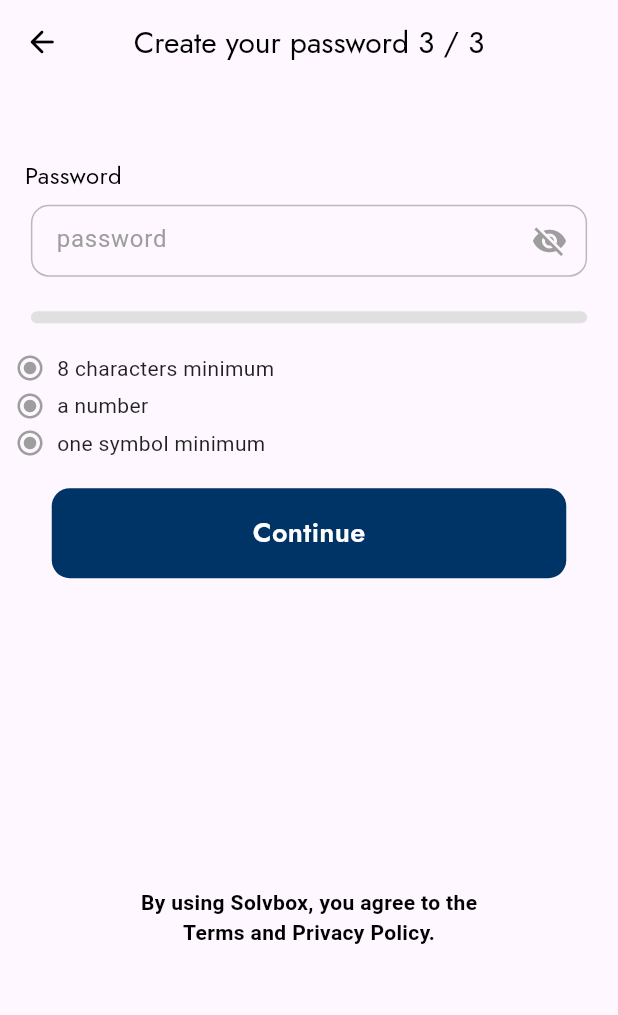
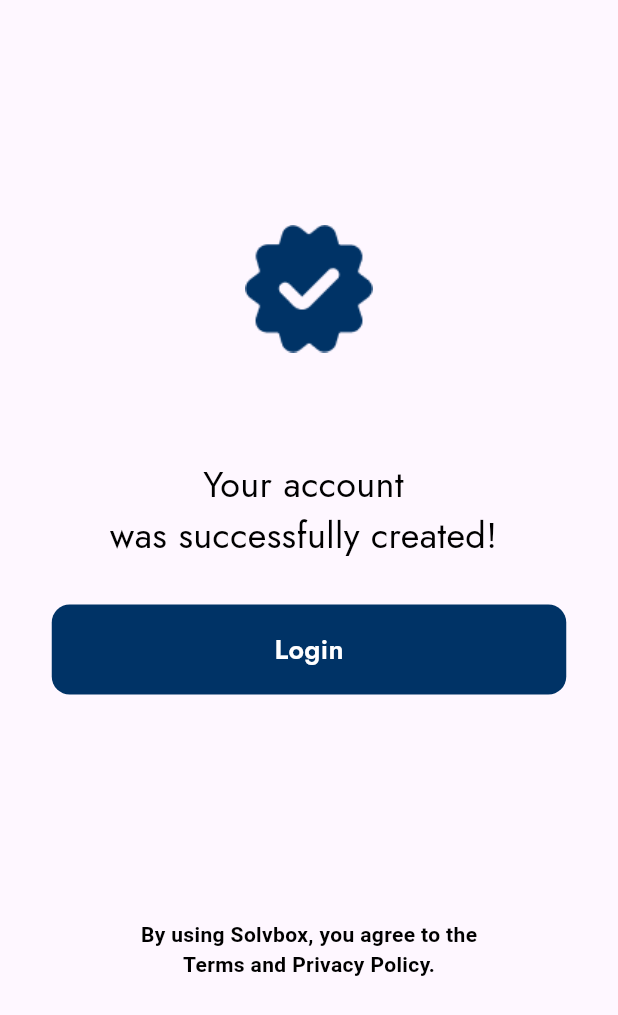
Before and after one commit to asifnawaz077/team_work_project, a Flutter app: the SignupView4 screen opened directly, after a tap on "Continue", on a phone screen of 412 x 824 dp. Shown: the top 1015 px of the screen. Run offline on Flutter 3.47's test engine with Material 3 defaults, Android fonts, the phone set to English and light mode, and no system bars; our stand-ins replace google_fonts.

Commit message:
signup_view_5_Done

```diff
--- a/lib/View/Auth_View/SignUpViews/signup_view_4.dart
+++ b/lib/View/Auth_View/SignUpViews/signup_view_4.dart
@@ -3,6 +3,7 @@ import 'package:google_fonts/google_fonts.dart';
 import 'package:team_work_project/Controller/constentes/blue_button/blue_button_widget.dart';
 import 'package:team_work_project/Controller/icon_buttons/arrow_back_icon.dart';
 import 'package:team_work_project/Controller/text_comp/text_component.dart';
+import 'package:team_work_project/View/Auth_View/SignUpViews/signup_view_5.dart';
 
 class SignupView4 extends StatefulWidget {
   SignupView4({super.key});
@@ -119,7 +120,12 @@ class _SignupView4State extends State<SignupView4> {
               ],
             ),
             SizedBox(height: 20),
-            BlueButtonWidget(onPressed: () {}, text: 'Continue'),
+            BlueButtonWidget(
+                onPressed: () {
+                  Navigator.push(context,
+                      MaterialPageRoute(builder: (context) => SignupView5()));
+                },
+                text: 'Continue'),
             SizedBox(height: screenWidth * 0.5),
             CustomText(
               label: 'By using Solvbox, you agree to the',
--- /dev/null
+++ b/lib/View/Auth_View/SignUpViews/signup_view_5.dart
@@ -0,0 +1,60 @@
+import 'package:flutter/material.dart';
+import 'package:google_fonts/google_fonts.dart';
+import 'package:team_work_project/Controller/constentes/blue_button/blue_button_widget.dart';
+import 'package:team_work_project/Controller/text_comp/text_component.dart';
+
+class SignupView5 extends StatelessWidget {
+  const SignupView5({super.key});
+
+  @override
+  Widget build(BuildContext context) {
+    return Scaffold(
+      body: Column(
+        children: [
+          SizedBox(
+            height: 150,
+          ),
+          Center(
+            child: Image.asset(
+              'assets/Vector.png',
+              height: 85,
+              width: 85,
+            ),
+          ),
+          SizedBox(
+            height: 70,
+          ),
+          CustomText(
+              label: 'Your account ',
+              size: 24,
+              weight: FontWeight.w400,
+              fontType: GoogleFonts.jost),
+          CustomText(
+              label: 'was successfully created! ',
+              size: 24,
+              weight: FontWeight.w400,
+              fontType: GoogleFonts.jost),
+          SizedBox(
+            height: 30,
+          ),
+          BlueButtonWidget(onPressed: () {}, text: 'Login'),
+          SizedBox(
+            height: 150,
+          ),
+          CustomText(
+            label: 'By using Solvbox, you agree to the',
+            size: 14,
+            weight: FontWeight.w600,
+            fontType: GoogleFonts.roboto,
+          ),
+          CustomText(
+            label: 'Terms and Privacy Policy.',
+            size: 14,
+            weight: FontWeight.w600,
+            fontType: GoogleFonts.roboto,
+          ),
+        ],
+      ),
+    );
+  }
+}
```
Also changed, not shown: assets/Vector.png (added).
